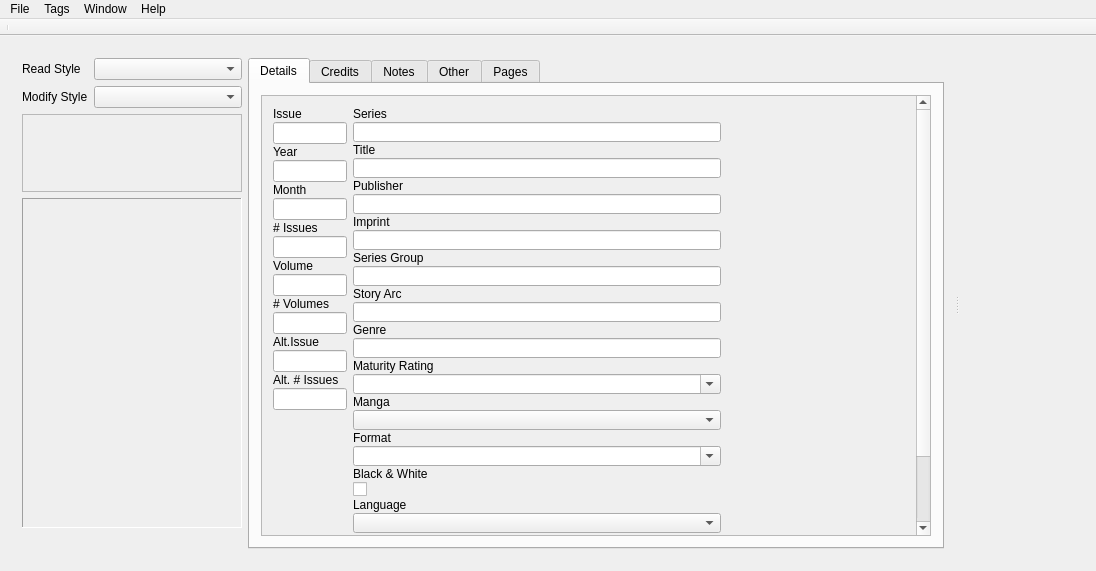
Qt form taggerwindow.ui (comictagger/comictagger) before a commit.
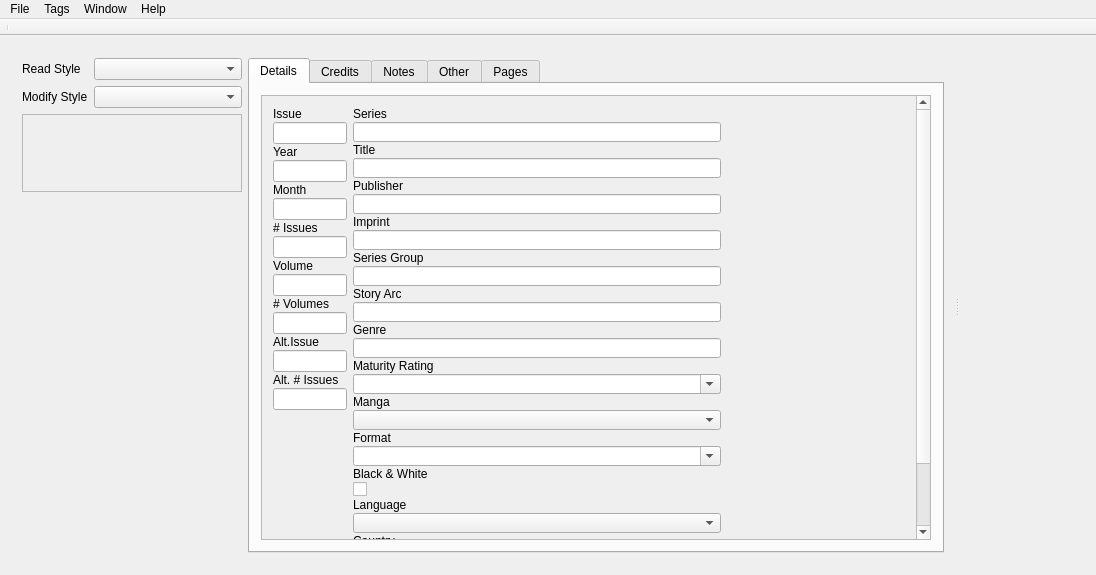
The same form after that commit.

Commit message: Main window now uses the CoverImageWidget

The edit to the form file:
```diff
--- a/taggerwindow.ui
+++ b/taggerwindow.ui
@@ -7,7 +7,7 @@
     <x>0</x>
     <y>0</y>
     <width>1096</width>
-    <height>571</height>
+    <height>575</height>
    </rect>
   </property>
   <property name="sizePolicy">
@@ -202,7 +202,7 @@
            </widget>
           </item>
           <item>
-           <widget class="QLabel" name="lblCover">
+           <widget class="QWidget" name="coverImageContainer" native="true">
             <property name="sizePolicy">
              <sizepolicy hsizetype="Fixed" vsizetype="Expanding">
               <horstretch>0</horstretch>
@@ -221,21 +221,6 @@
               <height>330</height>
              </size>
             </property>
-            <property name="frameShape">
-             <enum>QFrame::Panel</enum>
-            </property>
-            <property name="frameShadow">
-             <enum>QFrame::Sunken</enum>
-            </property>
-            <property name="text">
-             <string/>
-            </property>
-            <property name="scaledContents">
-             <bool>true</bool>
-            </property>
-            <property name="alignment">
-             <set>Qt::AlignCenter</set>
-            </property>
            </widget>
           </item>
           <item>
```
Left out of the diff: 2 changed lines with no effect on the pictures. The commit also changes 2 other files.
